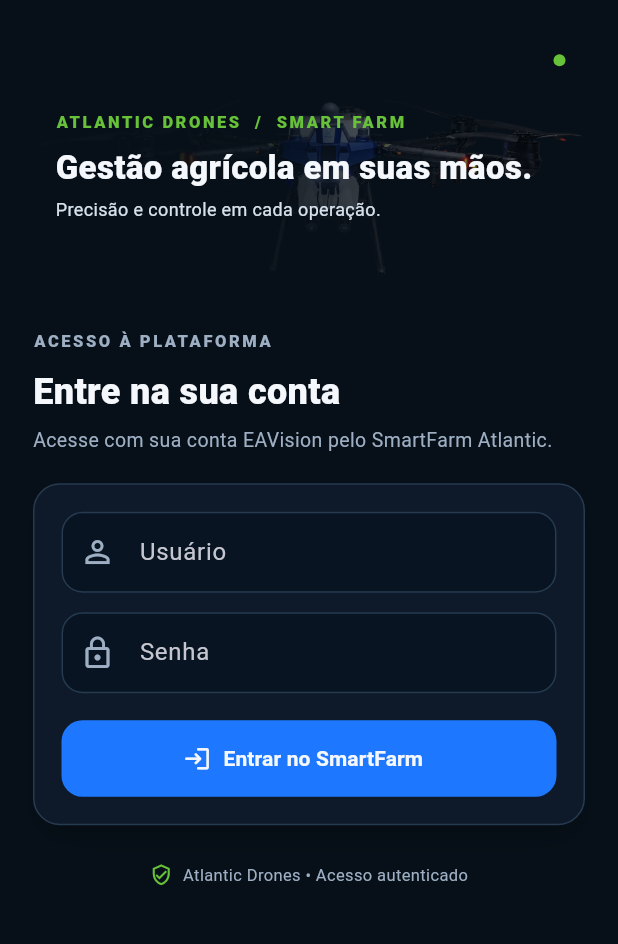
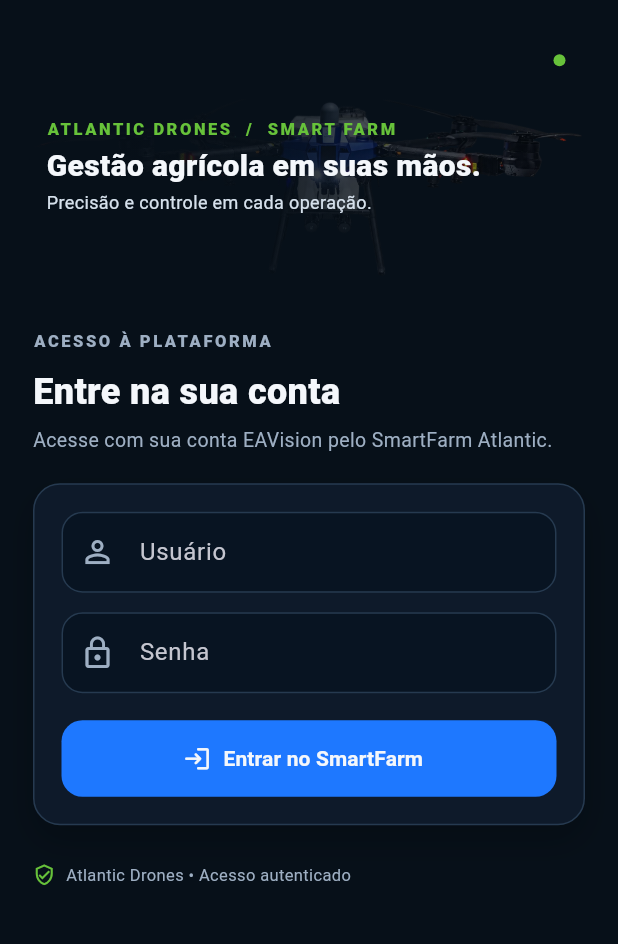
Before and after one commit to agrospraypulverizacoes-dot/smart-atlantic-mobile, a Flutter app: the screen it shows after launch, on a phone screen of 412 x 824 dp, the part 221-1165 px from its top. Run offline on Flutter 3.47's test engine with Material 3 defaults, Android fonts, the phone set to English and light mode, and no system bars; our stand-ins replace file_picker, material_ui.

Commit message:
fix(flutter): prevent layout overflow in compact login and footer

```diff
--- a/flutter_app/lib/src/ui/smartfarm_app.dart
+++ b/flutter_app/lib/src/ui/smartfarm_app.dart
@@ -285,24 +285,24 @@ class _SmartFarmHomeState extends State<_SmartFarmHome> {
               ),
             ),
             Padding(
-              padding: const EdgeInsets.all(15),
+              padding: const EdgeInsets.all(9),
               child: Column(
                 crossAxisAlignment: CrossAxisAlignment.start,
                 mainAxisAlignment: MainAxisAlignment.center,
                 children: [
                   _sectionLabel('ATLANTIC DRONES  /  SMART FARM',
                       color: _positive),
-                  const SizedBox(height: 10),
+                  const SizedBox(height: 5),
                   Text(
                     title,
                     style: const TextStyle(
-                      fontSize: 22,
+                      fontSize: 20,
                       fontWeight: FontWeight.w800,
                       height: 1.15,
                       color: _onAccent,
                     ),
                   ),
-                  const SizedBox(height: 7),
+                  const SizedBox(height: 4),
                   Text(
                     subtitle,
                     style: const TextStyle(
@@ -441,9 +441,13 @@ class _SmartFarmHomeState extends State<_SmartFarmHome> {
                     Icon(Icons.verified_user_outlined,
                         color: _positive, size: 15),
                     SizedBox(width: 7),
-                    Text(
-                      'Atlantic Drones • Acesso autenticado',
-                      style: TextStyle(color: _muted, fontSize: 11),
+                    Expanded(
+                      child: Text(
+                        'Atlantic Drones • Acesso autenticado',
+                        style: TextStyle(color: _muted, fontSize: 11),
+                        maxLines: 1,
+                        overflow: TextOverflow.ellipsis,
+                      ),
                     ),
                   ],
                 ),
```
